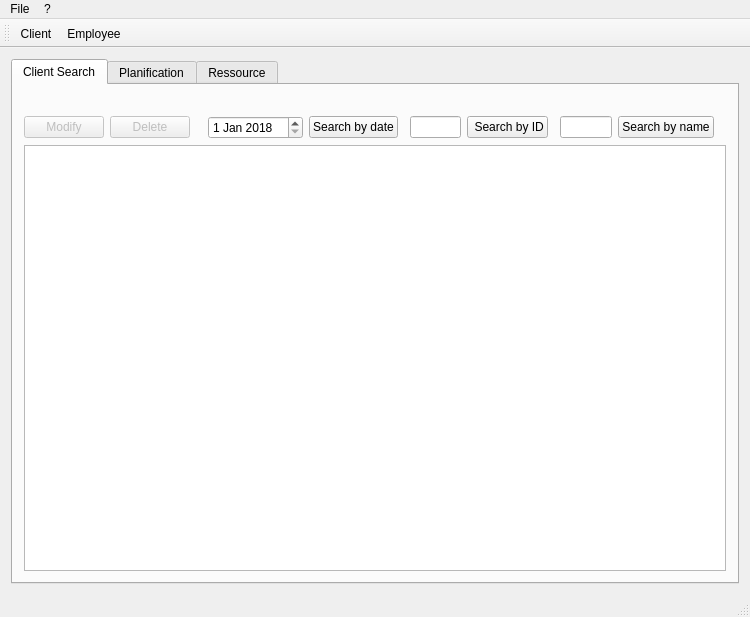
Qt form TPQtIntroduction/mainwindow.ui (Lydie-Pierrick/TP2-QT-INTRO) before a commit.
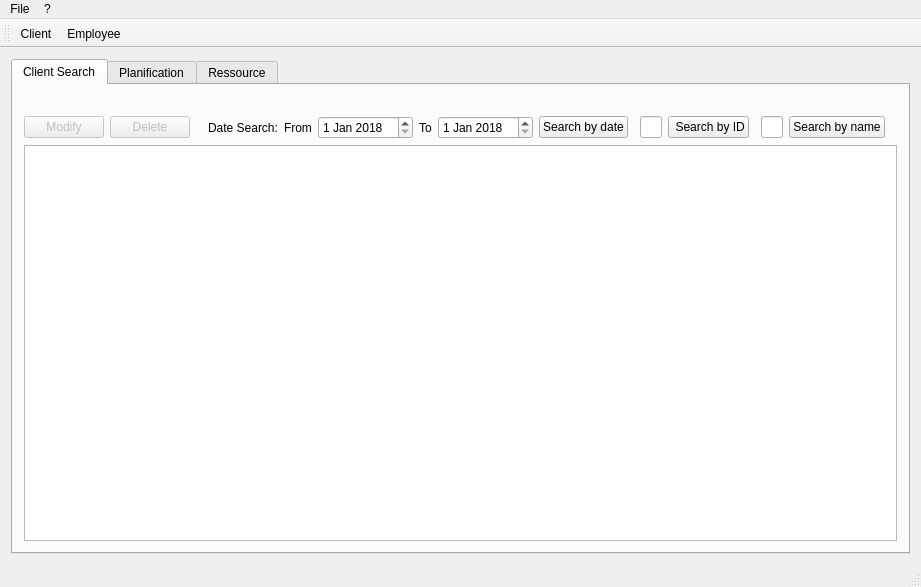
The same form after that commit. Icons and pictures are not drawn.

```diff
--- a/TPQtIntroduction/mainwindow.ui
+++ b/TPQtIntroduction/mainwindow.ui
@@ -6,8 +6,8 @@
    <rect>
     <x>0</x>
     <y>0</y>
-    <width>750</width>
-    <height>617</height>
+    <width>839</width>
+    <height>587</height>
    </rect>
   </property>
   <property name="windowTitle">
@@ -81,9 +81,6 @@
          <layout class="QVBoxLayout" name="verticalLayout_6">
           <item>
            <layout class="QGridLayout" name="gridLayout_SearchClient">
-            <item row="1" column="7">
-             <widget class="QLineEdit" name="lineEdit_SearchByID"/>
-            </item>
             <item row="0" column="0">
              <spacer name="verticalSpacer">
               <property name="orientation">
@@ -100,20 +97,30 @@
               </property>
              </spacer>
             </item>
-            <item row="3" column="0" colspan="14">
-             <widget class="QTableView" name="tableView_SearchClient"/>
+            <item row="1" column="11">
+             <widget class="QLineEdit" name="lineEdit_SearchByID"/>
             </item>
-            <item row="1" column="10">
+            <item row="1" column="14">
              <widget class="QLineEdit" name="lineEdit_SearchByName"/>
             </item>
-            <item row="1" column="8">
+            <item row="3" column="0" colspan="18">
+             <widget class="QTableView" name="tableView_SearchClient"/>
+            </item>
+            <item row="1" column="9">
+             <widget class="QPushButton" name="pushBtn_SearchByDate">
+              <property name="text">
+               <string>Search by date</string>
+              </property>
+             </widget>
+            </item>
+            <item row="1" column="12">
              <widget class="QPushButton" name="pushBtn_SearchByID">
               <property name="text">
                <string> Search by ID</string>
               </property>
              </widget>
             </item>
-            <item row="1" column="6">
+            <item row="1" column="10">
              <spacer name="horizontalSpacer">
               <property name="orientation">
                <enum>Qt::Horizontal</enum>
@@ -126,46 +133,36 @@
               </property>
              </spacer>
             </item>
-            <item row="1" column="5">
-             <widget class="QPushButton" name="pushBtn_SearchByDate">
-              <property name="text">
-               <string>Search by date</string>
-              </property>
-             </widget>
-            </item>
-            <item row="1" column="4">
-             <widget class="QDateEdit" name="dateEdit">
-              <property name="dateTime">
-               <datetime>
-                <hour>0</hour>
-                <minute>0</minute>
-                <second>0</second>
-                <year>2018</year>
-                <month>1</month>
-                <day>1</day>
-               </datetime>
-              </property>
-             </widget>
-            </item>
-            <item row="1" column="11">
+            <item row="1" column="15">
              <widget class="QPushButton" name="pushBtn_SearchByName">
               <property name="text">
                <string>Search by name</string>
               </property>
              </widget>
             </item>
-            <item row="1" column="9">
-             <spacer name="horizontalSpacer_2">
-              <property name="orientation">
-               <enum>Qt::Horizontal</enum>
+            <item row="1" column="6">
+             <widget class="QDateEdit" name="dateEdit_From">
+              <property name="dateTime">
+               <datetime>
+                <hour>0</hour>
+                <minute>0</minute>
+                <second>0</second>
+                <year>2018</year>
+                <month>1</month>
+                <day>1</day>
+               </datetime>
               </property>
-              <property name="sizeHint" stdset="0">
-               <size>
-                <width>40</width>
-                <height>20</height>
-               </size>
+             </widget>
+            </item>
+            <item row="1" column="1">
+             <widget class="QPushButton" name="pushBtn_DeleteClient">
+              <property name="enabled">
+               <bool>false</bool>
               </property>
-             </spacer>
+              <property name="text">
+               <string>Delete</string>
+              </property>
+             </widget>
             </item>
             <item row="1" column="3">
              <spacer name="horizontalSpacer_3">
@@ -190,13 +187,51 @@
               </property>
              </widget>
             </item>
-            <item row="1" column="1">
-             <widget class="QPushButton" name="pushBtn_DeleteClient">
-              <property name="enabled">
-               <bool>false</bool>
+            <item row="1" column="13">
+             <spacer name="horizontalSpacer_2">
+              <property name="orientation">
+               <enum>Qt::Horizontal</enum>
               </property>
+              <property name="sizeHint" stdset="0">
+               <size>
+                <width>40</width>
+                <height>20</height>
+               </size>
+              </property>
+             </spacer>
+            </item>
+            <item row="1" column="5">
+             <widget class="QLabel" name="label_From">
               <property name="text">
-               <string>Delete</string>
+               <string>From</string>
+              </property>
+             </widget>
+            </item>
+            <item row="1" column="8">
+             <widget class="QDateEdit" name="dateEdit_To">
+              <property name="dateTime">
+               <datetime>
+                <hour>0</hour>
+                <minute>0</minute>
+                <second>0</second>
+                <year>2018</year>
+                <month>1</month>
+                <day>1</day>
+               </datetime>
+              </property>
+             </widget>
+            </item>
+            <item row="1" column="7">
+             <widget class="QLabel" name="label_To">
+              <property name="text">
+               <string>To</string>
+              </property>
+             </widget>
+            </item>
+            <item row="1" column="4">
+             <widget class="QLabel" name="label_SearchDate">
+              <property name="text">
+               <string>Date Search:</string>
               </property>
              </widget>
             </item>
@@ -309,7 +344,7 @@
     <rect>
      <x>0</x>
      <y>0</y>
-     <width>750</width>
+     <width>839</width>
      <height>20</height>
     </rect>
    </property>
```
Left out of the diff: 2 changed lines with no effect on the pictures.
